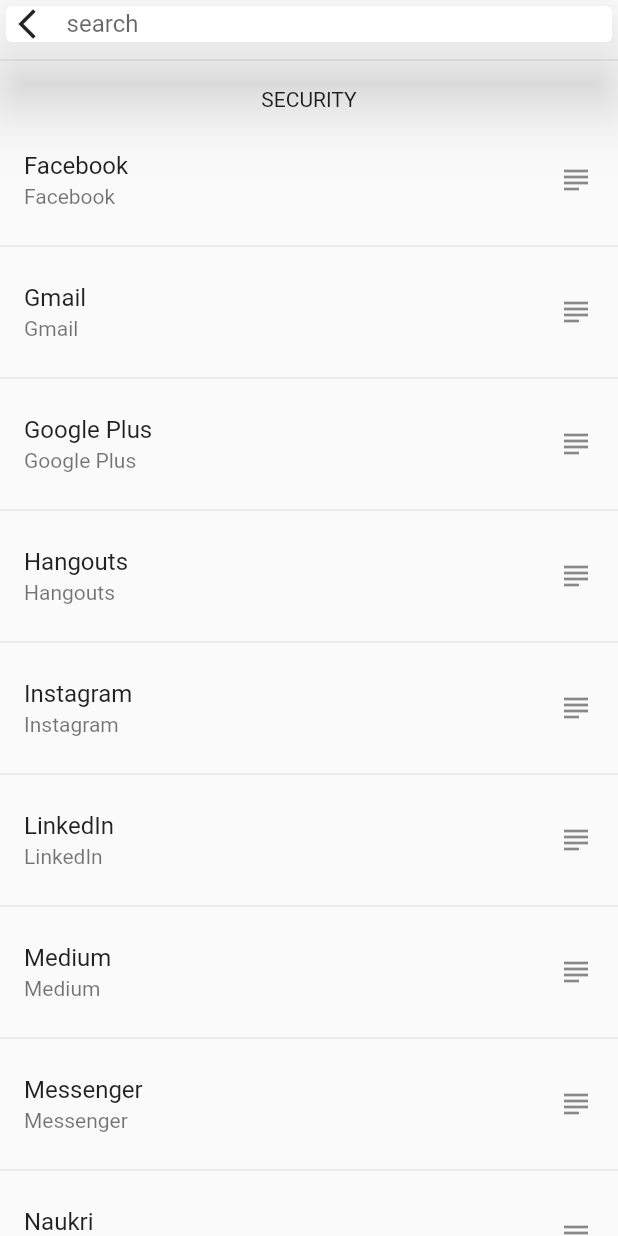
After one commit to anto-dream/Alpha_Dynamic, a Flutter app: the SearchPage screen opened directly, on a phone screen of 412 x 824 dp. The commit adds this screen. Run offline on Flutter 3.47's test engine with Material 2 defaults, Android fonts, the phone set to English and light mode, and no system bars; our stand-ins replace flutter_chips_input, rxdart; missing offline and left inert: floop; network calls fail.

Commit message:
added search page

```diff
--- a/lib/bloc/home_bloc.dart
+++ b/lib/bloc/home_bloc.dart
@@ -4,9 +4,13 @@ import 'package:rxdart/rxdart.dart';
 
 class HomeBloc extends BlocBase {
   BehaviorSubject<RxEvent> subject = BehaviorSubject();
+  BehaviorSubject<RxEvent> _navigationEvents = BehaviorSubject();
 
   @override
   void dispose() {
     subject.close();
+    _navigationEvents.close();
   }
+
+  BehaviorSubject<RxEvent> get navigationEvents => _navigationEvents;
 }
--- a/lib/models/event.dart
+++ b/lib/models/event.dart
@@ -19,4 +19,5 @@ class RxEvent {
 class RxConstants {
   static const int MULTI_SELECTION = 1;
   static const int MULTI_SELECTION_DELETION =2;
+  static const int SCREEN_NAVIGATION = 3;
 }
--- a/lib/widgetGenerator.dart
+++ b/lib/widgetGenerator.dart
@@ -2,8 +2,9 @@ import 'package:flutter/cupertino.dart';
 import 'package:flutter/material.dart';
 import 'package:flutter_dyn_render/bloc/blocBase.dart';
 import 'package:flutter_dyn_render/constants.dart';
-import 'package:flutter_dyn_render/widgets/custom.dart';
+import 'package:flutter_dyn_render/widgets/auto_complete_input_chip.dart';
 import 'package:flutter_dyn_render/widgets/expandable_controller.dart';
+import 'package:flutter_dyn_render/widgets/single_select_chip_input.dart';
 
 import 'models/ui_data.dart';
 
@@ -20,7 +21,7 @@ class WidgetGenerator<T> {
         widget = AutoCompleteTextField(data, bloc);
         break;
       case TypeConstants.SINGLE_SELECT:
-        widget = generateTextBox(data, bloc);
+        widget = SingleSelectChipInputField(data, bloc);
         break;
       case TypeConstants.CURRENCY:
         widget = Container();
--- /dev/null
+++ b/lib/widgets/search_page.dart
@@ -0,0 +1,151 @@
+import 'package:flutter/material.dart';
+import 'package:rxdart/rxdart.dart';
+
+class SearchPage extends StatefulWidget {
+  @override
+  _SearchPageState createState() => _SearchPageState();
+}
+
+class _SearchPageState extends State<SearchPage> {
+  var _searchEdit = new TextEditingController();
+  PublishSubject<String> _publishSubject = PublishSubject();
+
+  @override
+  void dispose() {
+    _publishSubject.close();
+    super.dispose();
+  }
+
+  @override
+  void initState() {
+    super.initState();
+  }
+
+  @override
+  Widget build(BuildContext context) {
+    return SafeArea(
+      child: Scaffold(
+        body: Column(
+          children: <Widget>[
+            SearchTextField(_searchEdit, _publishSubject),
+            Divider(),
+            getSecurityTag(),
+            UpdatableList(_publishSubject)
+          ],
+        ),
+      ),
+    );
+  }
+
+  Padding getSecurityTag() {
+    return Padding(
+      padding: const EdgeInsets.only(top: 10.0, bottom: 10.0),
+      child: Text("SECURITY"),
+    );
+  }
+}
+
+class SearchTextField extends StatelessWidget {
+  final TextEditingController _controller;
+  final PublishSubject<String> _behaviorSubject;
+
+  SearchTextField(this._controller, this._behaviorSubject);
+
+  @override
+  Widget build(BuildContext context) {
+    return Card(
+      elevation: 20.0,
+      child: Row(children: <Widget>[
+        Expanded(flex: 1, child: Icon(Icons.arrow_back_ios)),
+        Expanded(
+          flex: 9,
+          child: TextField(
+            controller: _controller,
+            onChanged: (data) {
+              _behaviorSubject.add(data);
+            },
+            decoration: InputDecoration.collapsed(hintText: "search"),
+          ),
+        )
+      ]),
+    );
+  }
+}
+
+class UpdatableList extends StatelessWidget {
+  final PublishSubject<String> _publishSubject;
+  List<String> _socialListItems;
+  final List<String> _searchListItems = new List<String>();
+
+  UpdatableList(this._publishSubject) {
+    _socialListItems = new List<String>();
+    _socialListItems = [
+      "Facebook",
+      "Instagram",
+      "Twitter",
+      "LinkedIn",
+      "Messenger",
+      "WhatsApp",
+      "Naukri",
+      "Medium",
+      "Tinder",
+      "Gmail",
+      "Hangouts",
+      "Google Plus",
+      "Snapchat",
+      "True Caller",
+      "WeChat",
+      "Pinterest",
+      "Quora"
+    ];
+    _socialListItems.sort();
+  }
+
+  void updateSearchList(String value) {
+    print("updating list");
+    _searchListItems.clear();
+    _socialListItems.forEach((item) {
+      if (item.toLowerCase().contains(value.toLowerCase())) {
+        _searchListItems.add(item);
+      }
+    });
+  }
+
+  @override
+  Widget build(BuildContext context) {
+    return StreamBuilder<String>(
+        stream: _publishSubject.debounceTime(Duration(milliseconds: 500)),
+        initialData: "",
+        builder: (context, snapshot) {
+          if (snapshot != null && snapshot.data != null) {
+            updateSearchList(snapshot.data);
+            return Flexible(
+              child: new ListView.separated(
+                itemCount: snapshot.data.isEmpty
+                    ? _socialListItems.length
+                    : _searchListItems.length,
+                itemBuilder: (BuildContext context, int index) {
+                  return ListTile(
+                    title: Text(snapshot.data.isEmpty
+                        ? _socialListItems[index]
+                        : _searchListItems[index]),
+                    subtitle: Text(snapshot.data.isEmpty
+                        ? _socialListItems[index]
+                        : _searchListItems[index]),
+                    trailing: Icon(Icons.subject),
+                  );
+                },
+                separatorBuilder: (context, index) {
+                  return Divider();
+                },
+              ),
+            );
+          } else {
+            return Center(
+              child: CircularProgressIndicator(),
+            );
+          }
+        });
+    ;
+  }
+}
```
Also changed, not shown: lib/main.dart (+22 -0 lines), lib/widgets/auto_complete_input_chip.dart (added, +92 -0 lines), lib/widgets/custom.dart (deleted, +0 -137 lines), lib/widgets/single_select_chip_input.dart (added, +68 -0 lines).
